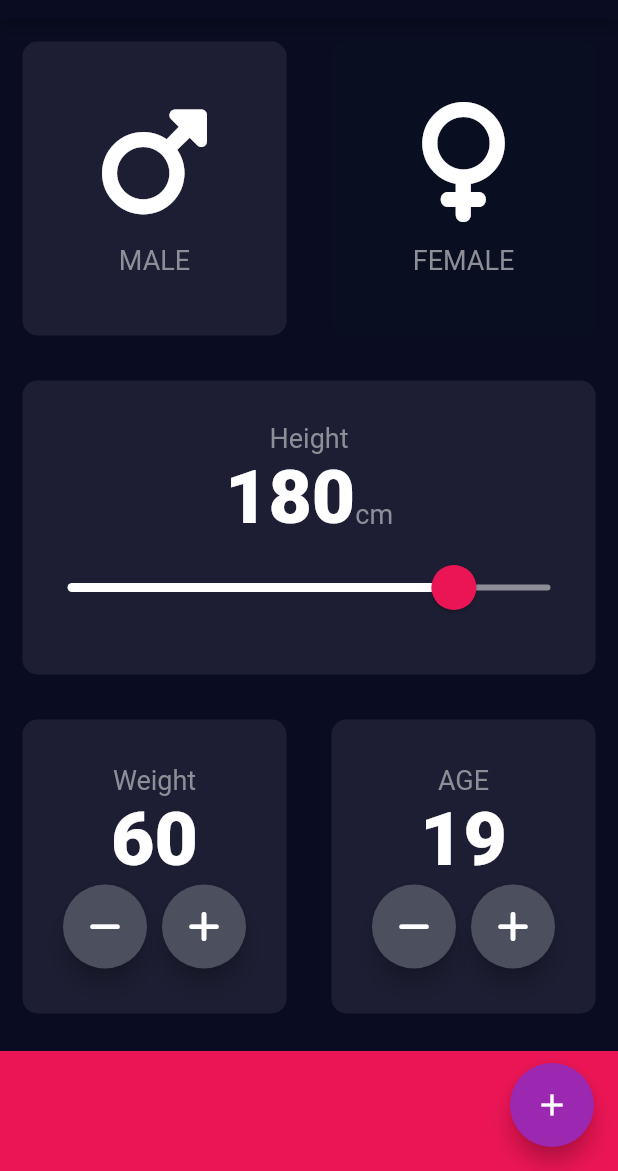
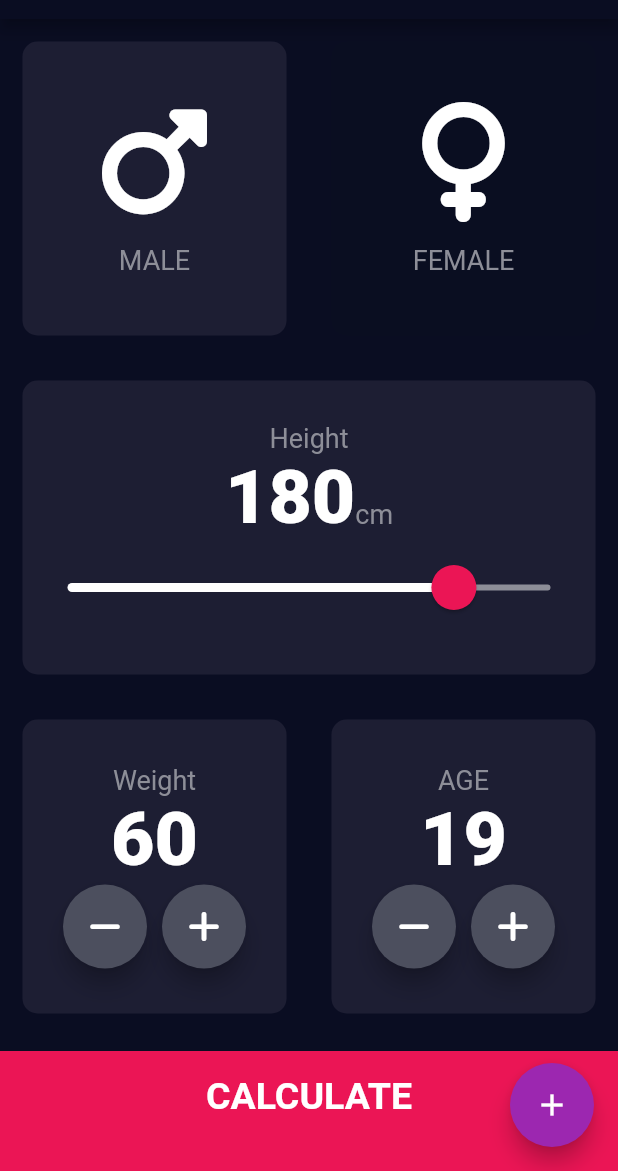
Before and after one commit to viswanath-pamarthi/Flutter_App, a Flutter app: the screen it shows after launch, after a tap on "BMI Calculator", on a phone screen of 412 x 824 dp, the part 65-1236 px from its top. Run offline on Flutter 3.47's test engine with Material 2 defaults, Android fonts, the phone set to English and light mode, and no system bars; our stand-ins replace audioplayers, font_awesome_flutter, rflutter_alert; missing offline and left inert: dart:ffi.

Commit message:
- Added BMI results screen - Added BMIResultsScreenArguments class to pass BMI calculator results to BMI results screen - ReOrganized files to respective folders like screens components - Refactored code to place the page/screen route in the page class itself

```diff
--- /dev/null
+++ b/lib/components/bottom_button.dart
@@ -0,0 +1,28 @@
+import 'package:flutter/material.dart';
+import 'package:flutter_app/components/constants.dart';
+
+class BottomButton extends StatelessWidget {
+  final void Function() onTap;
+  final String buttonTitle;
+
+  BottomButton({required this.onTap, required this.buttonTitle});
+
+  @override
+  Widget build(BuildContext context) {
+    return GestureDetector(
+      onTap: onTap,
+      child: Container(
+        child: Center(
+            child: Text(
+          buttonTitle,
+          style: kLargeButtonTextStyle,
+        )),
+        color: kBottomContainerColor,
+        margin: const EdgeInsets.only(top: 10.0),
+        padding: const EdgeInsets.only(bottom: 20.0),
+        width: double.infinity,
+        height: kBottomContainerHeight,
+      ),
+    );
+  }
+}
--- a/lib/custom_widgets/icon_content.dart
+++ b/lib/components/icon_content.dart
@@ -1,5 +1,5 @@
 import 'package:flutter/material.dart';
-import 'package:flutter_app/constants.dart';
+import 'package:flutter_app/components/constants.dart';
 
 class IconContent extends StatelessWidget {
   final IconData iconData;
--- a/lib/main.dart
+++ b/lib/main.dart
@@ -1,5 +1,12 @@
 import 'package:flutter/material.dart';
-import 'package:flutter_app/my_card_page.dart';
+import 'package:flutter_app/screens/bmi_calculator_page.dart';
+import 'package:flutter_app/screens/bmi_calculator_results_page.dart';
+import 'package:flutter_app/screens/dice_page.dart';
+import 'package:flutter_app/screens/magic_8_ball_page.dart';
+import 'package:flutter_app/screens/my_card_page.dart';
+import 'package:flutter_app/screens/quizzler_page.dart';
+import 'package:flutter_app/screens/story_page.dart';
+import 'package:flutter_app/screens/xylophone_page.dart';
 
 //The main function is the starting point for all Flutter apps.
 void main() {
@@ -14,23 +21,35 @@ class MyApp extends StatelessWidget {
   //build is called when ever MyApp widget new version is created, i.e. any change in the build method code, it is reload with hot reload
   @override
   Widget build(BuildContext context) {
+    //Material App widget
+    //Material design is a design style or concept created by Google adopted by many companies for Mobile Apps and websites http://material.io
     return MaterialApp(
       //App wide theme
       theme: ThemeData.dark().copyWith(
         colorScheme: ColorScheme.fromSwatch().copyWith(
           // secondary: Colors.purple,
           //#0A0D22 - 0xFF0A0D22 - use 0xFF for # in Flutter
-            primary: Color(0xFF0A0D22),
+          primary: const Color(0xFF0A0D22),
         ),
-          scaffoldBackgroundColor: Color(0xFF0A0D22),
+        scaffoldBackgroundColor: const Color(0xFF0A0D22),
         // textTheme: const TextTheme(
         //   bodyText2: TextStyle(color: Colors.white),
         // ),
       ),
-
-        //Material App widget
-        //Material design is a design style or concept created by Google adopted by many companies for Mobile Apps and websites http://material.io
-        home:
-            MyCardPage()); //Add a "," at after each closing ) of every widget so that the file is automatically formatted with dart format
+      // home: MyCardPage(),
+      initialRoute: MyCardPage.routeName,
+      //Named routes
+      routes: {
+        MyCardPage.routeName: (context) => const MyCardPage(),
+        DicePage.routeName: (context) => const DicePage(),
+        Magic8BallPage.routeName: (context) => const Magic8BallPage(),
+        XyloPhonePage.routeName: (context) => const XyloPhonePage(),
+        QuizzlerPage.routeName: (context) => const QuizzlerPage(),
+        StoryPage.routeName: (context) => const StoryPage(),
+        BmiCalculatorPage.routeName: (context) => const BmiCalculatorPage(),
+        BmiCalculatorResultsPage.routeName: (context) =>
+            BmiCalculatorResultsPage(),
+      },
+    ); //Add a "," at after each closing ) of every widget so that the file is automatically formatted with dart format
   }
 }
--- a/lib/bmi_calculator_page.dart
+++ b/lib/screens/bmi_calculator_page.dart
@@ -1,13 +1,19 @@
 import 'package:flutter_app/Enums/Gender.dart';
+import 'package:flutter_app/calculator_brain.dart';
+import 'package:flutter_app/screens/bmi_results_screen_arguments.dart';
 import 'package:font_awesome_flutter/font_awesome_flutter.dart';
 import 'package:flutter/material.dart';
 
-import 'package:flutter_app/constants.dart';
-import 'custom_widgets/icon_content.dart';
-import 'custom_widgets/reusable_card.dart';
-import 'custom_widgets/round_icon_button.dart';
+import 'package:flutter_app/components/constants.dart';
+import '../components/reusable_card.dart';
+import '../components/bottom_button.dart';
+import '../components/icon_content.dart';
+import '../components/reusable_card.dart';
+import '../components/round_icon_button.dart';
 
 class BmiCalculatorPage extends StatelessWidget {
+  static const routeName = '/bmi';
+
   const BmiCalculatorPage({Key? key}) : super(key: key);
 
   @override
@@ -225,11 +231,22 @@ class _InputPageState extends State<InputPage> {
               ],
             ),
           ),
-          Container(
-            color: kBottomContainerColor,
-            margin: const EdgeInsets.only(top: 10.0),
-            width: double.infinity,
-            height: kBottomContainerHeight,
+          BottomButton(
+            onTap: () {
+              CalculatorBrain calc =
+                  CalculatorBrain(height: height, weight: weight);
+
+              Navigator.pushNamed(
+                context,
+                '/bmiResults',
+                arguments: BmiResultsScreenArguments(
+                  bmiResult: calc.calculateBMI(),
+                  weightResultText: calc.getWeightResults(),
+                  interpretation: calc.getInterpretation(),
+                ),
+              );
+            },
+            buttonTitle: 'CALCULATE',
           )
         ],
       ),
--- /dev/null
+++ b/lib/screens/bmi_results_screen_arguments.dart
@@ -0,0 +1,10 @@
+class BmiResultsScreenArguments {
+  final String bmiResult;
+  final String weightResultText;
+  final String interpretation;
+
+  BmiResultsScreenArguments(
+      {required this.bmiResult,
+      required this.weightResultText,
+      required this.interpretation});
+}
--- a/lib/dice_page.dart
+++ b/lib/screens/dice_page.dart
@@ -8,6 +8,8 @@ import 'dart:math';
 ///else nothing needs to change then we use a stateless widget
 /// shortcut to create - stful
 class DicePage extends StatefulWidget {
+  static const routeName = '/dicePage';
+
   const DicePage({Key? key}) : super(key: key);
 
   @override
--- a/lib/magic_8_ball_page.dart
+++ b/lib/screens/magic_8_ball_page.dart
@@ -2,6 +2,8 @@ import 'package:flutter/material.dart';
 import 'dart:math';
 
 class Magic8BallPage extends StatelessWidget {
+  static const routeName = '/magic8Ball';
+
   const Magic8BallPage({Key? key}) : super(key: key);
 
   @override
--- a/lib/my_card_page.dart
+++ b/lib/screens/my_card_page.dart
@@ -1,13 +1,15 @@
 import 'package:flutter/material.dart';
-import 'package:flutter_app/bmi_calculator_page.dart';
-import 'package:flutter_app/magic_8_ball_page.dart';
-import 'package:flutter_app/quizzler_page.dart';
-import 'package:flutter_app/story_page.dart';
-import 'package:flutter_app/xylophone_page.dart';
+import 'package:flutter_app/screens/bmi_calculator_page.dart';
+import 'package:flutter_app/screens/magic_8_ball_page.dart';
+import 'package:flutter_app/screens/quizzler_page.dart';
+import 'package:flutter_app/screens/story_page.dart';
+import 'package:flutter_app/screens/xylophone_page.dart';
 
-import 'dice_page.dart';
+import 'package:flutter_app/screens/dice_page.dart';
 
 class MyCardPage extends StatelessWidget {
+  static const routeName = '/';
+
   const MyCardPage({Key? key}) : super(key: key);
 
   @override
@@ -137,12 +139,15 @@ class MyCardPage extends StatelessWidget {
                 child: const Text('Story')),
             ElevatedButton(
               onPressed: () {
-                Navigator.push(
-                    context,
-                    MaterialPageRoute(
-                        builder: (context) => const BmiCalculatorPage()));
+                // Navigator.push(
+                //     context,
+                //     MaterialPageRoute(
+                //         builder: (context) => const BmiCalculatorPage()));
+
+                ///Using a named route
+                Navigator.pushNamed(context, '/bmi');
               },
-              child: Text('BMI Calculator'),
+              child: const Text('BMI Calculator'),
             )
           ],
           mainAxisAlignment: MainAxisAlignment.center,
--- a/lib/quiz_brain.dart
+++ b/lib/screens/quiz_brain.dart
@@ -1,5 +1,5 @@
 import 'package:flutter/cupertino.dart';
-import 'package:flutter_app/question.dart';
+import 'package:flutter_app/screens/question.dart';
 
 class QuizBrain {
   //adding '_' before variable names makes it private in Dart
--- a/lib/quizzler_page.dart
+++ b/lib/screens/quizzler_page.dart
@@ -1,10 +1,12 @@
 import 'package:flutter/material.dart';
-import 'package:flutter_app/quiz_brain.dart';
+import 'package:flutter_app/screens/quiz_brain.dart';
 import 'package:rflutter_alert/rflutter_alert.dart';
 
 QuizBrain quizBrain = QuizBrain();
 
 class QuizzlerPage extends StatelessWidget {
+  static const routeName = '/quizzler';
+
   const QuizzlerPage({Key? key}) : super(key: key);
 
   @override
--- a/lib/story_brain.dart
+++ b/lib/screens/story_brain.dart
@@ -1,4 +1,4 @@
-import 'package:flutter_app/story_question.dart';
+import 'package:flutter_app/screens/story_question.dart';
 
 class StoryBrain {
   int _currentStory = 0;
--- a/lib/story_page.dart
+++ b/lib/screens/story_page.dart
@@ -1,11 +1,13 @@
 import 'dart:ffi';
 
 import 'package:flutter/material.dart';
-import 'package:flutter_app/story_brain.dart';
+import 'package:flutter_app/screens/story_brain.dart';
 
 StoryBrain storyBrain = StoryBrain();
 
 class StoryPage extends StatelessWidget {
+  static const routeName = 'story';
+
   const StoryPage({Key? key}) : super(key: key);
 
   @override
--- a/lib/xylophone_page.dart
+++ b/lib/screens/xylophone_page.dart
@@ -2,6 +2,8 @@ import 'package:audioplayers/audioplayers.dart';
 import 'package:flutter/material.dart';
 
 class XyloPhonePage extends StatelessWidget {
+  static const routeName = '/xylophone';
+
   const XyloPhonePage({Key? key}) : super(key: key);
 
   void playSound(int noteNumber) {
```
Also changed, not shown: lib/calculator_brain.dart (added, +37 -0 lines), lib/components/constants.dart (renamed from lib/constants.dart, +25 -0 lines), lib/screens/bmi_calculator_results_page.dart (added, +76 -0 lines), lib/components/reusable_card.dart (renamed from lib/custom_widgets/reusable_card.dart), lib/components/round_icon_button.dart (renamed from lib/custom_widgets/round_icon_button.dart), lib/screens/question.dart (renamed from lib/question.dart), lib/screens/story_question.dart (renamed from lib/story_question.dart). Lines whose indentation alone changed are shown as unchanged.
